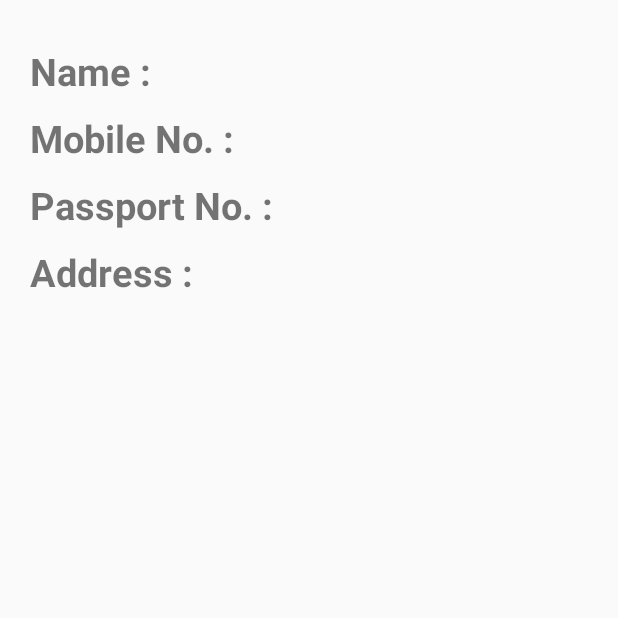
After one commit to ankitpatel21/SmartAirport, an Android app: the fragment ProfileFragment shown on its own in the app's theme, on a phone screen of 412 x 824 dp, the top half of it. The commit adds this screen. Run offline under Robolectric (Android 15) with nearby library versions, the phone set to English and light mode, and no system bars.

Commit message:
Add Profile Page & edited xml file.

```diff
--- a/app/build.gradle
+++ b/app/build.gradle
@@ -30,11 +30,11 @@ dependencies {
     androidTestCompile('com.android.support.test.espresso:espresso-core:2.2.2', {
         exclude group: 'com.android.support', module: 'support-annotations'
     })
+    compile 'com.android.support.constraint:constraint-layout:1.0.0-alpha9'
+
+
     compile 'com.android.support:appcompat-v7:25.3.0'
-    //compile 'com.android.support.constraint:constraint-layout:1.0.0-alpha9'
-    testCompile 'junit:junit:4.12'
     compile 'com.android.support:design:25.3.0'
-
     compile 'com.google.firebase:firebase-auth:10.2.0'
     compile 'com.google.firebase:firebase-core:10.2.0'
     compile 'com.google.firebase:firebase-database:10.2.0'
@@ -44,5 +44,6 @@ dependencies {
     compile 'com.android.support:support-v4:25.3.0'
     compile 'com.google.android.gms:play-services-vision:10.2.0'
     compile 'com.android.volley:volley:1.0.0'
+    testCompile 'junit:junit:4.12'
 }
 apply plugin: 'com.google.gms.google-services'
--- /dev/null
+++ b/app/src/main/java/com/example/nirav/smartairport/ProfileFragment.java
@@ -0,0 +1,29 @@
+package com.example.nirav.smartairport;
+
+
+import android.os.Bundle;
+import android.support.v4.app.Fragment;
+import android.view.LayoutInflater;
+import android.view.View;
+import android.view.ViewGroup;
+
+
+/**
+ * A simple {@link Fragment} subclass.
+ */
+public class ProfileFragment extends Fragment {
+
+
+    public ProfileFragment() {
+        // Required empty public constructor
+    }
+
+
+    @Override
+    public View onCreateView(LayoutInflater inflater, ViewGroup container,
+                             Bundle savedInstanceState) {
+        // Inflate the layout for this fragment
+        return inflater.inflate(R.layout.fragment_profile, container, false);
+    }
+
+}
--- /dev/null
+++ b/app/src/main/res/layout/fragment_profile.xml
@@ -0,0 +1,60 @@
+<FrameLayout xmlns:android="http://schemas.android.com/apk/res/android"
+    xmlns:tools="http://schemas.android.com/tools"
+    android:layout_width="match_parent"
+    android:layout_height="match_parent"
+    tools:context="com.example.nirav.smartairport.ProfileFragment">
+
+    <!-- TODO: Update blank fragment layout -->
+    <RelativeLayout
+        android:layout_width="wrap_content"
+        android:layout_height="wrap_content">
+
+
+        <TextView
+            android:id="@+id/name2"
+            android:paddingLeft="20dp"
+            android:paddingTop="30dp"
+            android:layout_width="match_parent"
+            android:layout_height="wrap_content"
+            android:layout_below="@+id/tv1"
+            android:text="Name :"
+            android:textSize="25dp"
+            android:textStyle="bold"/>
+
+        <TextView
+            android:paddingLeft="20dp"
+            android:paddingTop="10dp"
+            android:id="@+id/mobile"
+            android:layout_width="match_parent"
+            android:layout_height="wrap_content"
+            android:layout_below="@id/name2"
+            android:text="Mobile No. :"
+            android:textSize="25dp"
+            android:textStyle="bold"/>
+
+        <TextView
+
+            android:paddingLeft="20dp"
+            android:paddingTop="10dp"
+            android:id="@+id/passport"
+            android:layout_width="match_parent"
+            android:layout_height="wrap_content"
+            android:layout_below="@+id/mobile"
+            android:text="Passport No. :"
+            android:textSize="25dp"
+            android:textStyle="bold"/>
+
+        <TextView
+            android:paddingLeft="20dp"
+            android:paddingTop="10dp"
+            android:id="@+id/address"
+            android:layout_width="match_parent"
+            android:layout_height="wrap_content"
+            android:layout_below="@+id/passport"
+            android:text="Address :"
+            android:textSize="25dp"
+            android:textStyle="bold"/>
+
+    </RelativeLayout>
+
+</FrameLayout>
--- a/app/src/main/res/values/strings.xml
+++ b/app/src/main/res/values/strings.xml
@@ -18,5 +18,4 @@
     </string-array>
 
     <!-- TODO: Remove or change this placeholder text -->
-    <string name="hello_blank_fragment">Hello blank fragment</string>
 </resources>
```
